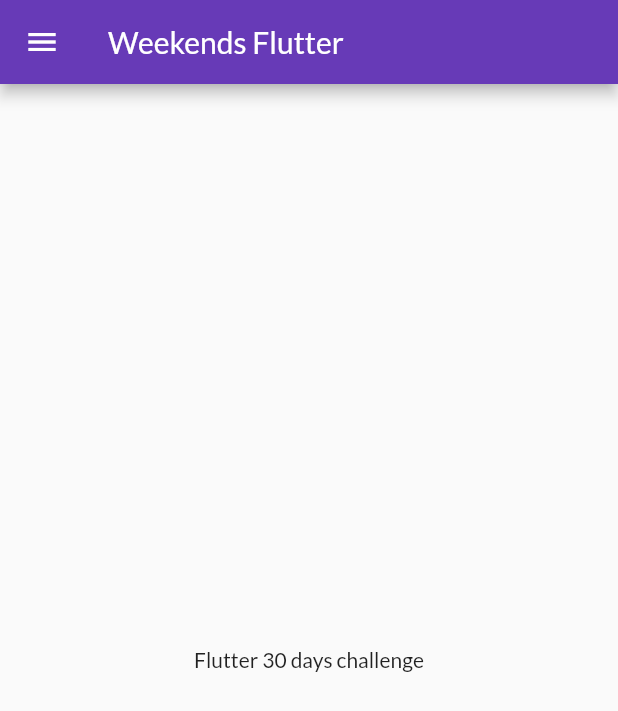
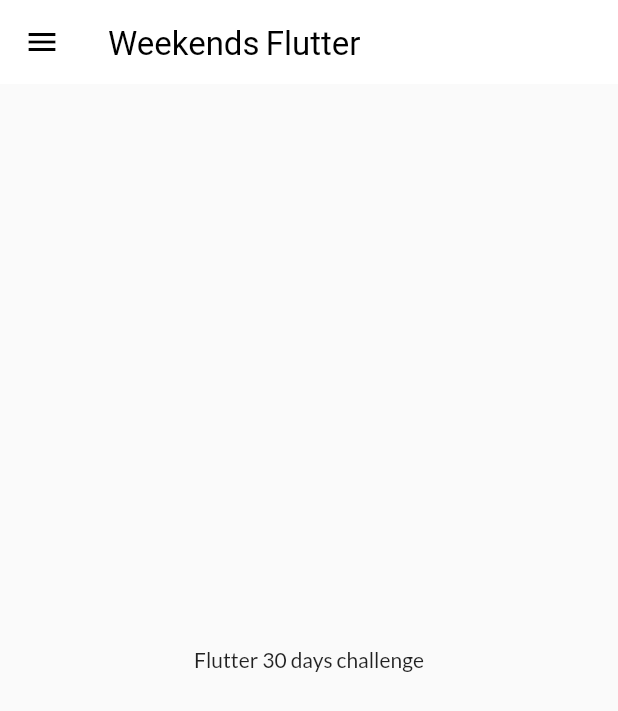
Before and after one commit to Hina-Hussain/flutter_weekends_refresh, a Flutter app: the screen it shows after launch, on a phone screen of 412 x 824 dp. Shown: the top 711 px of the screen. Run offline on Flutter 3.47's test engine with Material 2 defaults, Android fonts, the phone set to English and light mode, and no system bars; our stand-ins replace google_fonts.

Commit message:
Day 9 done -App bar theme extracted.

```diff
--- a/lib/main.dart
+++ b/lib/main.dart
@@ -1,6 +1,7 @@
 import 'package:flutter/material.dart';
 import 'package:flutter_30_days_challenge/pages/home_page.dart';
 import 'package:flutter_30_days_challenge/pages/login_page.dart';
+import 'package:flutter_30_days_challenge/pages/my_theme.dart';
 import 'package:flutter_30_days_challenge/utils/my_routes.dart';
 import 'package:google_fonts/google_fonts.dart';
 
@@ -16,10 +17,7 @@ class MyApp extends StatelessWidget {
     return MaterialApp(
       //home: HomePage(),
       themeMode: ThemeMode.light,
-      theme: ThemeData(
-        primarySwatch: Colors.deepPurple,
-        fontFamily: GoogleFonts.lato().fontFamily
-      ),
+      theme: MyThemes.lightTheme(),
       //darkTheme: ThemeData.dark(),
       darkTheme: ThemeData(
         brightness: Brightness.dark
--- /dev/null
+++ b/lib/pages/my_theme.dart
@@ -0,0 +1,15 @@
+import 'package:flutter/material.dart';
+import 'package:google_fonts/google_fonts.dart';
+
+class MyThemes{
+  static ThemeData lightTheme()=>ThemeData(
+      primarySwatch: Colors.deepPurple,
+      fontFamily: GoogleFonts.lato().fontFamily,
+      appBarTheme: AppBarTheme(
+          backgroundColor: Colors.white,
+          elevation: 0.0,
+          iconTheme: IconThemeData(color: Colors.black),
+          titleTextStyle: TextStyle(color: Colors.black,fontSize: 22)
+      )
+  );
+}
```
